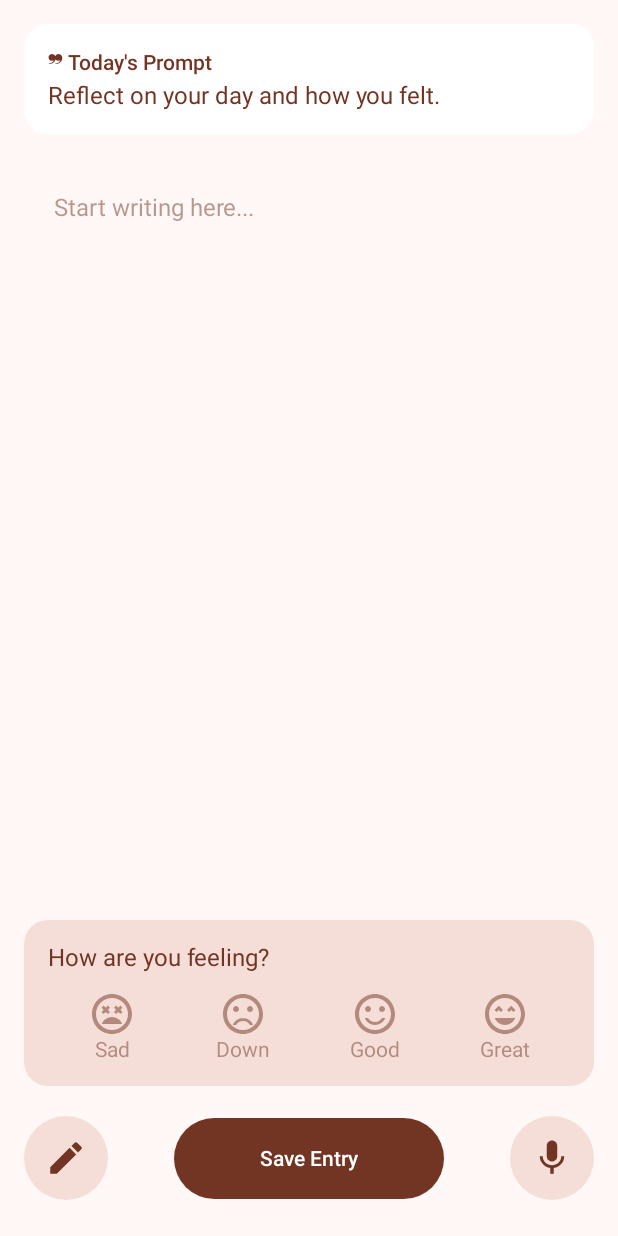
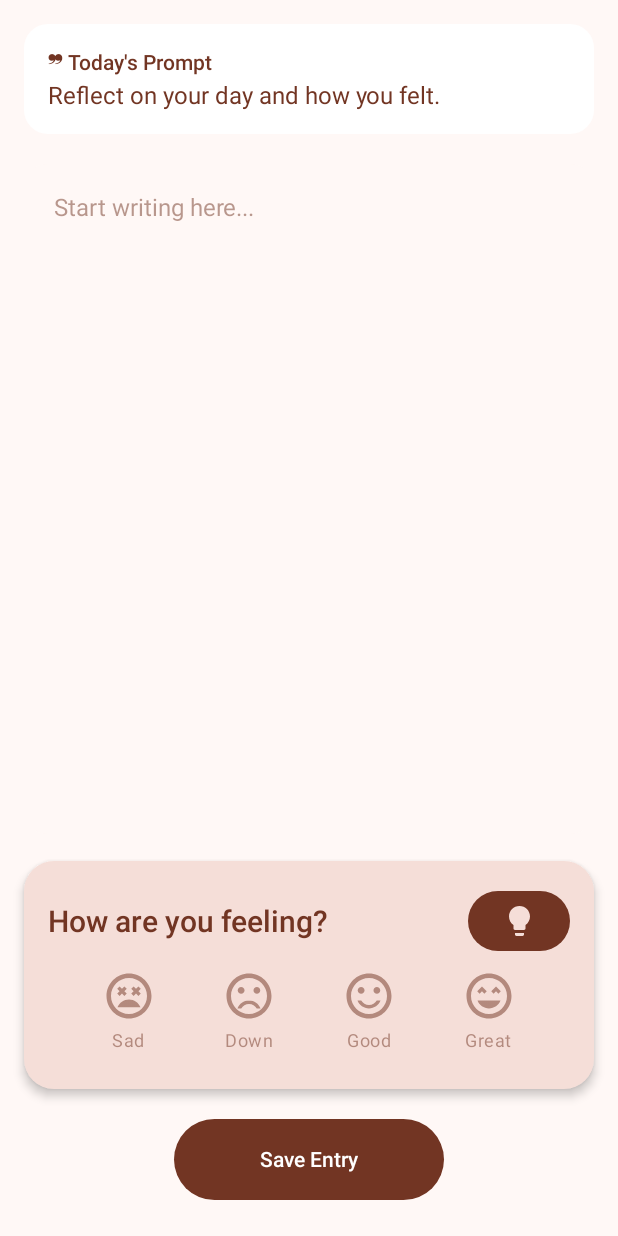
Before and after one commit to sh7verma/JournAI, an Android app built with Jetpack Compose: the JournalEntryScreen screen opened through its navigation route, on a phone screen of 412 x 824 dp. Run offline under Robolectric (Android 15) with nearby library versions, the phone set to English and light mode, and no system bars; our stand-ins replace Dagger/Hilt's generated code.

Commit message:
Enhance AI sentiment analysis features; update data models and UI for mood selection and analysis

```diff
--- a/app/src/main/java/com/shverma/app/data/network/model/AiModels.kt
+++ b/app/src/main/java/com/shverma/app/data/network/model/AiModels.kt
@@ -20,5 +20,6 @@ data class AiTipsResponse(
 )
 
 data class AiSentimentResponse(
-    val sentiment: String
+    val mood: String,
+    val analysis: String
 )
--- a/app/src/main/java/com/shverma/app/data/repository/AiRepository.kt
+++ b/app/src/main/java/com/shverma/app/data/repository/AiRepository.kt
@@ -15,7 +15,7 @@ interface AiRepository {
     suspend fun getPrompt(): Resource<AiPromptResponse>
     suspend fun correctGrammar(text: String, journalId: String? = null): Resource<AiGrammarResponse>
     suspend fun getTips(text: String, journalId: String? = null): Resource<AiTipsResponse>
-    suspend fun analyzeSentiment(text: String): Resource<AiSentimentResponse>
+    suspend fun analyzeSentiment(text: String, journalId: String? = null): Resource<AiSentimentResponse>
 }
 
 class AiRepositoryImpl @Inject constructor(
@@ -43,10 +43,10 @@ class AiRepositoryImpl @Inject constructor(
         )
     }
 
-    override suspend fun analyzeSentiment(text: String): Resource<AiSentimentResponse> {
+    override suspend fun analyzeSentiment(text: String, journalId: String?): Resource<AiSentimentResponse> {
         return safeApiCall(
             dispatcher = Dispatchers.IO,
-            apiCall = { apiService.analyzeSentiment(AiTextRequest(text)) }
+            apiCall = { apiService.analyzeSentiment(AiTextRequest(text, journalId)) }
         )
     }
 }
--- a/app/src/main/java/com/shverma/app/ui/journalentry/JournalEntryScreen.kt
+++ b/app/src/main/java/com/shverma/app/ui/journalentry/JournalEntryScreen.kt
@@ -1,5 +1,6 @@
 package com.shverma.app.ui.journalentry
 
+import androidx.compose.animation.animateColorAsState
 import androidx.compose.foundation.background
 import androidx.compose.foundation.clickable
 import androidx.compose.foundation.layout.Arrangement
@@ -13,6 +14,7 @@ import androidx.compose.foundation.layout.height
 import androidx.compose.foundation.layout.padding
 import androidx.compose.foundation.layout.size
 import androidx.compose.foundation.layout.width
+import androidx.compose.foundation.layout.wrapContentSize
 import androidx.compose.foundation.shape.CircleShape
 import androidx.compose.foundation.shape.RoundedCornerShape
 import androidx.compose.foundation.text.BasicTextField
@@ -27,10 +29,12 @@ import androidx.compose.material3.Text
 import androidx.compose.runtime.Composable
 import androidx.compose.runtime.LaunchedEffect
 import androidx.compose.runtime.collectAsState
+import androidx.compose.runtime.getValue
 import androidx.compose.ui.Alignment
 import androidx.compose.ui.Modifier
+import androidx.compose.ui.draw.clip
+import androidx.compose.ui.draw.shadow
 import androidx.compose.ui.graphics.Color
-import androidx.compose.ui.platform.LocalContext
 import androidx.compose.ui.res.painterResource
 import androidx.compose.ui.res.stringResource
 import androidx.compose.ui.unit.dp
@@ -131,51 +135,121 @@ fun JournalEntryScreen(
 
         // Mood Selector
         Card(
-            shape = RoundedCornerShape(16.dp),
-            modifier = Modifier
-                .fillMaxWidth(),
+            shape = RoundedCornerShape(20.dp),
+            elevation = CardDefaults.cardElevation(defaultElevation = 4.dp),
             colors = CardDefaults.cardColors(containerColor = JournAILightPeach)
         ) {
-            Column(Modifier.padding(16.dp)) {
-                Text(
-                    text = "How are you feeling?",
-                    style = AppTypography.bodyLarge,
-                    color = JournAIBrown
-                )
-                Spacer(Modifier.height(12.dp))
+            Column(
+                Modifier
+                    .fillMaxWidth()
+                    .padding(16.dp)
+            ) {
+                // Title Row with Analyze Button
                 Row(
                     Modifier.fillMaxWidth(),
-                    horizontalArrangement = Arrangement.SpaceAround
+                    verticalAlignment = Alignment.CenterVertically
+                ) {
+                    Text(
+                        text = "How are you feeling?",
+                        style = AppTypography.titleMedium,
+                        color = JournAIBrown,
+                        modifier = Modifier.weight(1f)
+                    )
+
+                    if (!state.isAnalyzingSentiment) {
+                        Button(
+                            onClick = { journalEntryViewModel.analyzeMoodInEntry() },
+                            shape = RoundedCornerShape(50),
+                            colors = ButtonDefaults.buttonColors(
+                                containerColor = JournAIBrown,
+                                contentColor = JournAILightPeach
+                            ),
+                            modifier = Modifier
+                                .wrapContentSize()
+                        ) {
+                            Icon(
+                                painter = painterResource(R.drawable.ic_bulb),
+                                contentDescription = "Analyze Mood",
+                                tint = JournAILightPeach,
+                                modifier = Modifier.size(20.dp)
+                            )
+                        }
+                    }
+                }
+
+                // Mood Selector Row
+                Row(
+                    Modifier.fillMaxWidth(),
+                    horizontalArrangement = Arrangement.SpaceEvenly
                 ) {
                     Mood.entries.forEach { mood ->
+                        // Add animation for selection
+                        val selected = state.selectedMood == mood
+                        val bgColor by animateColorAsState(
+                            if (selected) JournAIBrown.copy(alpha = 0.12f) else Color.Transparent,
+                            label = "mood-bg"
+                        )
+                        val iconColor by animateColorAsState(
+                            if (selected) JournAIBrown else JournAIBrown.copy(alpha = 0.5f),
+                            label = "mood-icon"
+                        )
+                        val textColor =
+                            if (selected) JournAIBrown else JournAIBrown.copy(alpha = 0.5f)
+
                         Column(
                             horizontalAlignment = Alignment.CenterHorizontally,
-                            modifier = Modifier.clickable {
-                                journalEntryViewModel.onMoodSelected(
-                                    mood
-                                )
-                            }
+                            modifier = Modifier
+                                .clip(CircleShape)
+                                .background(bgColor)
+                                .clickable { journalEntryViewModel.onMoodSelected(mood) }
+                                .padding(8.dp)
                         ) {
                             Icon(
                                 imageVector = mood.icon,
                                 contentDescription = mood.label,
-                                tint = if (state.selectedMood == mood) JournAIBrown else JournAIBrown.copy(
-                                    alpha = 0.5f
-                                ),
-                                modifier = Modifier.size(32.dp)
+                                tint = iconColor,
+                                modifier = Modifier.size(36.dp)
                             )
+                            Spacer(Modifier.height(4.dp))
                             Text(
                                 text = mood.label,
-                                style = AppTypography.bodyMedium,
-                                color = if (state.selectedMood == mood) JournAIBrown else JournAIBrown.copy(
-                                    alpha = 0.5f
-                                )
+                                style = AppTypography.bodySmall,
+                                color = textColor
+                            )
+                        }
+                    }
+                }
+
+                // Mood analysis card (if available)
+                if (state.sentimentAnalysis != null) {
+                    Spacer(modifier = Modifier.height(24.dp))
+                    Card(
+                        shape = RoundedCornerShape(16.dp),
+                        colors = CardDefaults.cardColors(containerColor = Color.White),
+                        elevation = CardDefaults.cardElevation(defaultElevation = 2.dp),
+                        modifier = Modifier.fillMaxWidth()
+                    ) {
+                        Column(Modifier.padding(16.dp)) {
+                            Text(
+                                text = "Mood Analysis",
+                                style = AppTypography.labelLarge,
+                                color = JournAIBrown
+                            )
+                            Spacer(Modifier.height(8.dp))
+                            Text(
+                                text = state.sentimentAnalysis,
+                                style = AppTypography.bodyMedium.copy(
+                                    fontStyle = androidx.compose.ui.text.font.FontStyle.Italic
+                                ),
+                                color = JournAIBrown
                             )
                         }
                     }
                 }
             }
         }
+
+
 
         Spacer(modifier = Modifier.height(20.dp))
 
@@ -184,10 +258,10 @@ fun JournalEntryScreen(
             Modifier
                 .fillMaxWidth(),
             verticalAlignment = Alignment.CenterVertically,
-            horizontalArrangement = Arrangement.SpaceBetween
+            horizontalArrangement = Arrangement.Center
         ) {
-            IconButton(
-                onClick = {}/*onEditClick*/,
+           /* IconButton(
+                onClick = {}*//*onEditClick*//*,
                 modifier = Modifier
                     .size(56.dp)
                     .background(JournAILightPeach, CircleShape)
@@ -198,7 +272,7 @@ fun JournalEntryScreen(
                     tint = JournAIBrown,
                     modifier = Modifier.size(28.dp)
                 )
-            }
+            }*/
 
             Button(
                 onClick = { journalEntryViewModel.createJournalEntry() },
@@ -214,8 +288,8 @@ fun JournalEntryScreen(
                 Text("Save Entry", style = AppTypography.labelLarge)
             }
 
-            IconButton(
-                onClick = {}/*onVoiceClick*/,
+           /* IconButton(
+                onClick = {}*//*onVoiceClick*//*,
                 modifier = Modifier
                     .size(56.dp)
                     .background(JournAILightPeach, CircleShape)
@@ -226,7 +300,7 @@ fun JournalEntryScreen(
                     tint = JournAIBrown,
                     modifier = Modifier.size(28.dp)
                 )
-            }
+            }*/
         }
 
         Spacer(modifier = Modifier.height(8.dp))
--- a/app/src/main/res/values/strings.xml
+++ b/app/src/main/res/values/strings.xml
@@ -67,5 +67,9 @@
     <string name="grammar_correction">Grammar Correction:</string>
     <string name="get_ai_writing_tips">Get AI Writing Tips</string>
     <string name="get_grammar_correction">Get Grammar Correction</string>
+    <string name="analyze_mood">Analyze Mood</string>
+    <string name="mood_analysis">Mood Analysis:</string>
+    <string name="error_failed_sentiment_analysis">Failed to analyze sentiment</string>
+    <string name="analyzing_mood">Analyzing your mood...</string>
 
 </resources>
```
Also changed, not shown: app/src/main/java/com/shverma/app/ui/journalentry/JournalEntryViewModel.kt (+46 -2 lines).
